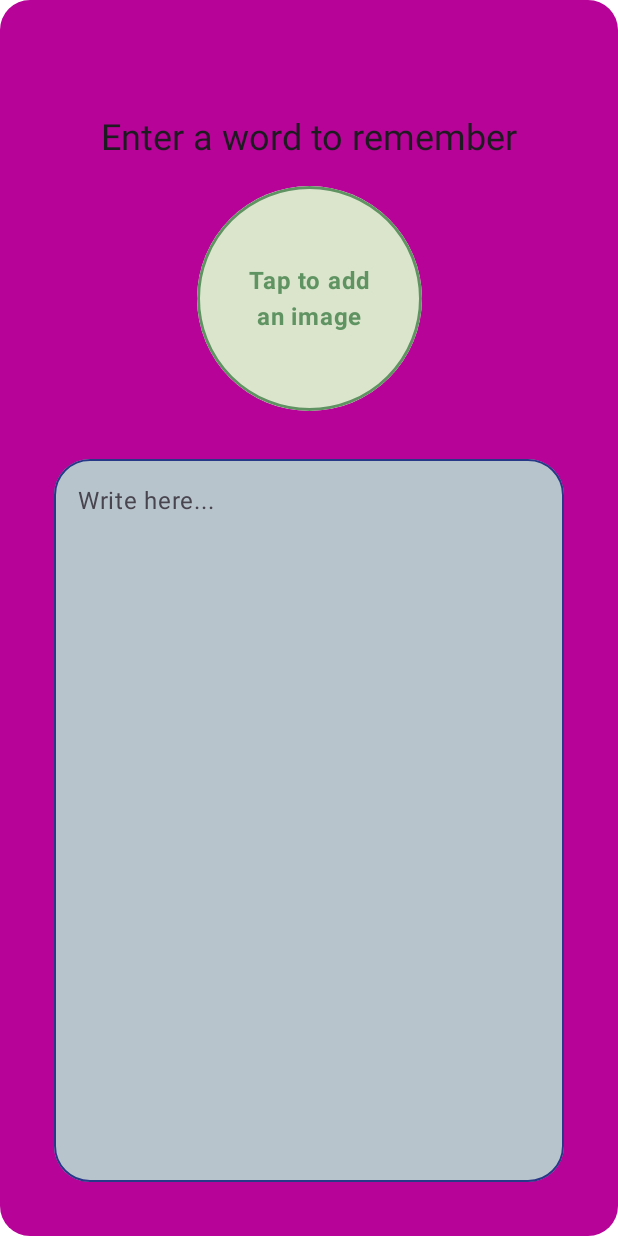
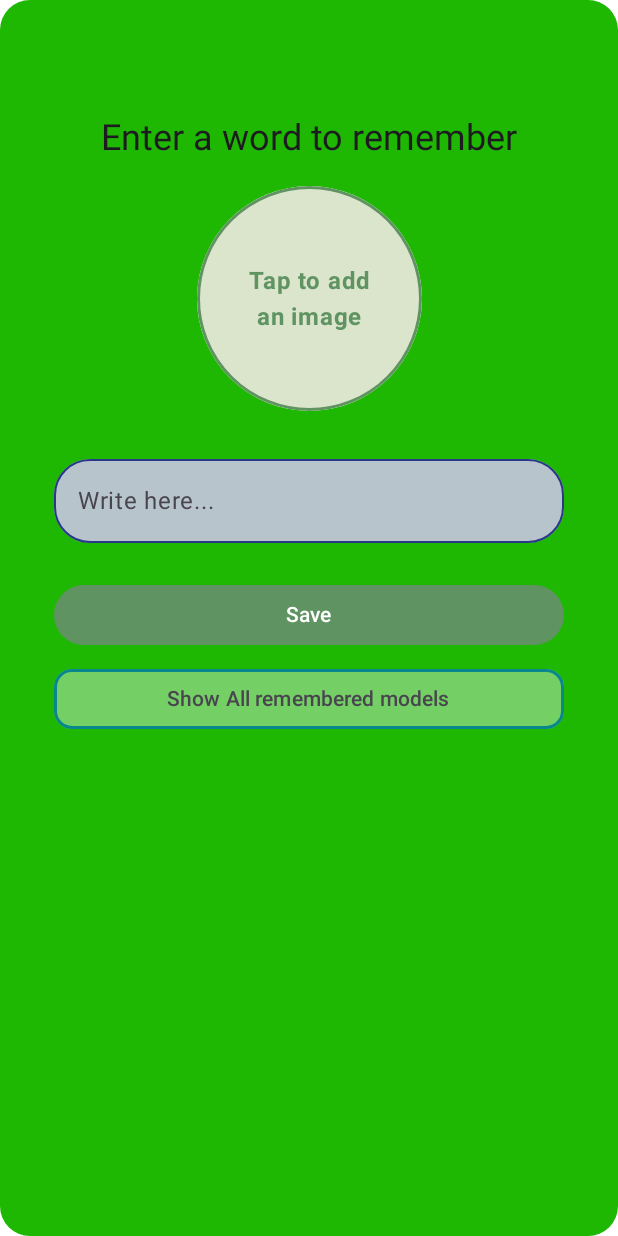
Before and after one commit to ggflashing/salo_project_warning, an Android app built with Jetpack Compose: the screen it shows after launch (MainActivity), on a phone screen of 412 x 824 dp. Run offline under Robolectric (Android 15) with nearby library versions, the phone set to English and light mode, and no system bars.

Commit message:
update salo 2

```diff
--- a/app/src/main/AndroidManifest.xml
+++ b/app/src/main/AndroidManifest.xml
@@ -1,6 +1,11 @@
 <?xml version="1.0" encoding="utf-8"?>
 <manifest xmlns:android="http://schemas.android.com/apk/res/android"
     xmlns:tools="http://schemas.android.com/tools">
+
+    <uses-permission android:name="android.permission.READ_MEDIA_IMAGES"/>
+        <uses-permission android:name="android.permission.READ_EXTERNAL_STORAGE"
+            android:maxSdkVersion="32"/>
+
 
 
 
--- a/app/src/main/java/com/example/salo_project_warning/HomePage.kt
+++ b/app/src/main/java/com/example/salo_project_warning/HomePage.kt
@@ -14,6 +14,7 @@ import androidx.compose.foundation.layout.Box
 import androidx.compose.foundation.layout.Column
 import androidx.compose.foundation.layout.Spacer
 import androidx.compose.foundation.layout.fillMaxSize
+import androidx.compose.foundation.layout.fillMaxWidth
 import androidx.compose.foundation.layout.height
 import androidx.compose.foundation.layout.padding
 import androidx.compose.foundation.layout.size
@@ -94,7 +95,7 @@ fun HomePage(
             modifier = Modifier
                 .fillMaxSize()
                 .padding(paddingValues = paddingValues)
-                .background(Color(0xFFB80399), shape = RoundedCornerShape(20.dp))
+                .background(Color(0xFF1EB803), shape = RoundedCornerShape(20.dp))
                 .padding(36.dp),
             horizontalAlignment = Alignment.CenterHorizontally,
 
@@ -149,7 +150,7 @@ fun HomePage(
                 value = wordViewModel.textFieldState.value,
                 onValueChange = { wordViewModel.onTextFieldChange(it) },
                 label = { Text("Write here...") },
-                modifier = Modifier.fillMaxSize(),
+                modifier = Modifier.fillMaxWidth(),
                 shape = RoundedCornerShape(24.dp),
                 colors = OutlinedTextFieldDefaults.colors(
 
@@ -168,7 +169,7 @@ fun HomePage(
                     // Очистим после сохранния:
                     imageUri = null
                 },
-                modifier = Modifier.fillMaxSize(),
+                modifier = Modifier.fillMaxWidth(),
                 colors = ButtonDefaults.buttonColors(
                     containerColor = Color(0xFF609362),
                     contentColor = Color.White
@@ -183,7 +184,7 @@ fun HomePage(
             OutlinedButton(
                 onClick = onNavigateToRememberPage,
                 modifier = Modifier
-                    .fillMaxSize(),
+                    .fillMaxWidth(),
                 shape = RoundedCornerShape(12.dp),
                 colors = ButtonDefaults.outlinedButtonColors(
                     containerColor = Color(0x6BEDF1ED)),
```
